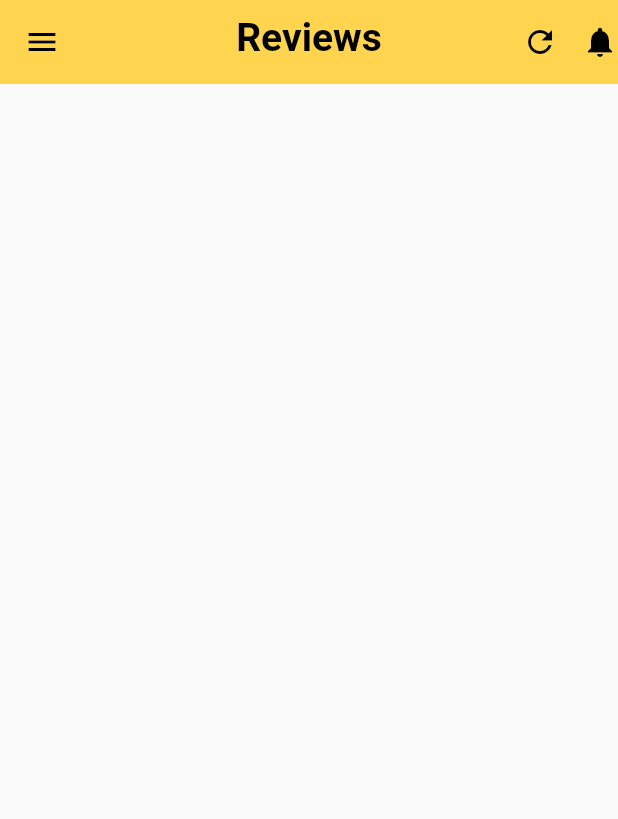
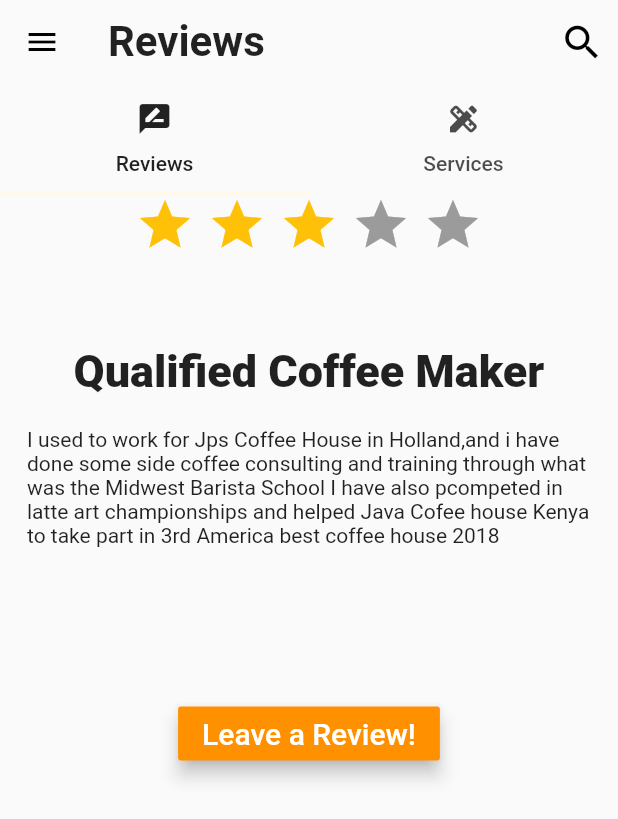
Before and after one commit to Exirgy/up_service, a Flutter app: the ReviewsPage screen opened directly, on a phone screen of 412 x 824 dp. Shown: the top 819 px of the screen. Run offline on Flutter 3.47's test engine with Material 2 defaults, Android fonts, the phone set to English and light mode, and no system bars; drawn by our look-alikes of flutter_rating_bar; our stand-ins replace cloud_firestore, firebase_auth, firebase_database, flutter_mobx, flutter_platform_widgets, flutter_spinkit and 6 more; missing offline and left inert: algolia; accounts and stored records are empty; generated files the repository leaves out were written again.

```diff
--- a/lib/pages/layers/views/menu.dart
+++ b/lib/pages/layers/views/menu.dart
@@ -41,6 +41,9 @@ class _MenuState extends State<Menu> {
           padding: const EdgeInsets.only(left: 16.0),
           child: Align(
             alignment: Alignment.centerLeft,
+            child: SingleChildScrollView(
+              scrollDirection: Axis.vertical,
+              physics: ClampingScrollPhysics(),
               child: Column(
                 mainAxisSize: MainAxisSize.min,
                 mainAxisAlignment: MainAxisAlignment.spaceAround,
@@ -139,6 +142,7 @@ class _MenuState extends State<Menu> {
             ),
           ),
         ),
+      ),
     );
   }
 }
--- a/lib/pages/layers/views/pages/Reviews.dart
+++ b/lib/pages/layers/views/pages/Reviews.dart
@@ -1,7 +1,9 @@
 import 'dart:developer';
 
 import 'package:flutter/material.dart';
+import 'package:flutter_rating_bar/flutter_rating_bar.dart';
 import 'package:provider/provider.dart';
+import 'package:up_service/pages/layers/widgets/rating_bar.dart';
 import 'package:up_service/state/navigation.state.dart';
 
 class ReviewsPage extends StatefulWidget {
@@ -16,12 +18,11 @@ class _ReviewsPageState extends State<ReviewsPage> {
   @override
   Widget build(BuildContext context) {
     navigationState = Provider.of<NavigationState>(context);
-    return Scaffold(
-        body: Stack(
-      children: <Widget>[
-        CustomScrollView(slivers: <Widget>[
-          SliverAppBar(
-            automaticallyImplyLeading: false,
+    return DefaultTabController(
+      length: 2,
+      child: Scaffold(
+          appBar: AppBar(
+            backgroundColor: Colors.transparent,
             leading: InkWell(
               onTap: () {
                 navigationState.showMenu = !navigationState.showMenu;
@@ -29,39 +30,122 @@ class _ReviewsPageState extends State<ReviewsPage> {
               },
               child: Icon(Icons.menu, color: Colors.black),
             ),
-            iconTheme: new IconThemeData(color: Color(0xFFFFD54F)),
-            floating: true,
-            snap: true,
-            //seethrough
-            backgroundColor: Color(0xFFFFD54F),
+            title: Text(
+              'Reviews',
+              style: TextStyle(
+                fontSize: 28.0,
+                fontWeight: FontWeight.bold,
+              ),
+            ),
+            elevation: 0.0,
+            actions: <Widget>[
+              IconButton(
+                  icon: Icon(Icons.search),
+                  iconSize: 30.0,
+                  color: Colors.black,
+                  onPressed: () {})
+            ],
+            bottom: TabBar(
+              tabs: [
+                Tab(
+                  icon: Icon(Icons.rate_review),
+                  text: "Reviews",
+                ),
+                Tab(icon: Icon(Icons.design_services), text: "Services"),
+              ],
+            ),
+          ),
+          body: TabBarView(
+            children: [
+              Container(
+                  child: Column(
+                crossAxisAlignment: CrossAxisAlignment.center,
+                mainAxisSize: MainAxisSize.min,
+                children: [
+                  Container(
+                    child: RatingBar(
+                      initialRating: 3,
+                      minRating: 1,
+                      direction: Axis.horizontal,
+                      allowHalfRating: true,
+                      itemCount: 5,
+                      itemPadding: EdgeInsets.symmetric(horizontal: 4.0),
+                      itemBuilder: (context, _) => Icon(
+                        Icons.star,
+                        color: Colors.amber,
+                      ),
+                      onRatingUpdate: (rating) {
+                        print(rating);
+                      },
+                    ),
+                  ),
+                  SizedBox(
+                    height: 60.0,
+                  ),
+                  Center(
+                      child: Column(
+                    children: [
+                      Text(
+                        'Qualified Coffee Maker',
+                        style: TextStyle(
+                          fontSize: 30.0,
+                          fontWeight: FontWeight.w800,
+                        ),
+                      ),
+                      SizedBox(
+                        height: 20.0,
+                      ),
+                      Container(
+                        margin: EdgeInsets.symmetric(horizontal: 8.0),
+                        padding: EdgeInsets.only(left: 10, right: 10),
+                        child: Text(
+                          'I used to work for Jps Coffee House in Holland,and i have done some side coffee consulting and training through what was the Midwest Barista School I have also pcompeted in latte art championships and helped Java Cofee house Kenya to take part in 3rd America best coffee house 2018',
+                          style: TextStyle(
+                              //fontSize: 30.0,
 
-            //shadow
-            elevation: 0.0,
-            flexibleSpace: FlexibleSpaceBar(
-              title: Text(
-                "Reviews",
-                style: TextStyle(
-                    color: Colors.black,
-                    fontSize: 26.0,
-                    fontWeight: FontWeight.bold),
-              ),
-              centerTitle: true,
-            ),
-            actions: <Widget>[
-              Padding(
-                padding: EdgeInsets.all(8.0),
-              ),
-              Icon(Icons.refresh, color: Colors.black),
-              Tooltip(message: 'refresh'),
-              Padding(
-                padding: EdgeInsets.all(8.0),
-              ),
-              Icon(Icons.notifications, color: Colors.black),
-              Tooltip(message: 'click here to check your notifications'),
+                              ),
+                        ),
+                      ),
+                    ],
+                  )),
+                  SizedBox(
+                    height: 100.0,
+                  ),
+                  Align(
+                    alignment: Alignment.bottomCenter,
+                    child: RaisedButton(
+                      onPressed: () {
+                        Navigator.push(context,
+                            MaterialPageRoute(builder: (context) => MyApp()));
+                      },
+                      child: const Text('Leave a Review!',
+                          style: TextStyle(fontSize: 20)),
+                      color: Color(0xFFFF9100),
+                      textColor: Colors.white,
+                      elevation: 5,
+                    ),
+                  )
+                ],
+              )),
+              Container(
+                child: RatingBar(
+                  initialRating: 3,
+                  minRating: 1,
+                  direction: Axis.horizontal,
+                  allowHalfRating: true,
+                  itemCount: 5,
+                  itemPadding: EdgeInsets.symmetric(horizontal: 4.0),
+                  itemBuilder: (context, _) => Icon(
+                    Icons.star,
+                    color: Colors.amber,
+                  ),
+                  onRatingUpdate: (rating) {
+                    print(rating);
+                  },
+                ),
+              )
             ],
-          ),
-        ])
-      ],
-    ));
+          )),
+    );
   }
 }
--- a/lib/pages/layers/views/pages/categories.dart
+++ b/lib/pages/layers/views/pages/categories.dart
@@ -40,7 +40,7 @@ class _CategoriesPageState extends State<CategoriesPage> {
               floating: true,
               snap: true,
               //seethrough
-              backgroundColor: Color(0xFFFFD54F),
+              backgroundColor: Colors.transparent,
 
               //shadow
               elevation: 0.0,
--- a/lib/pages/layers/views/pages/messages.dart
+++ b/lib/pages/layers/views/pages/messages.dart
@@ -22,6 +22,7 @@ class _MessagesPageState extends State<MessagesPage> {
     return Scaffold(
       backgroundColor: Theme.of(context).primaryColor,
       appBar: AppBar(
+        centerTitle: true,
         leading: IconButton(
           icon: Icon(Icons.menu),
           iconSize: 30.0,
--- a/lib/pages/layers/views/sign_in.dart
+++ b/lib/pages/layers/views/sign_in.dart
@@ -69,7 +69,7 @@ class _SignInState extends State<SignIn> {
                   GoogleSignInButton(
                     onPressed: () async {
                       userState.handleSignIn();
-                      await Future.delayed(Duration(seconds: 1), () {
+                      await Future.delayed(Duration(seconds: 15), () {
                         // 5s over, navigate to a new page
                         Navigator.push(
                             context,
--- a/lib/pages/layers/widgets/category_selector.dart
+++ b/lib/pages/layers/widgets/category_selector.dart
@@ -32,9 +32,9 @@ class _CategorySelectorState extends State<CategorySelector> {
                     categories[index],
                     style: TextStyle(
                       color: index == selectedIndex
-                          ? Colors.white
+                          ? Colors.black
                           : Colors.white60,
-                      fontSize: 25.0,
+                      fontSize: 18.0,
                     ),
                   )),
             );
--- a/pubspec.yaml
+++ b/pubspec.yaml
@@ -45,9 +45,10 @@ dependencies:
   cached_network_image: ^2.2.0+1
   firebase_storage: ^3.1.6
   google_fonts: ^1.1.0
-  firebase_core: ^0.4.5
+  firebase_core: ^0.4.0
   flutter_staggered_grid_view: ^0.3.2
   transparent_image: ^1.0.0
+  flutter_rating_bar: ^3.0.1+1
 
   provider: ^4.1.3
 dev_dependencies:
```
Also changed, not shown: lib/pages/layers/views/pages/search.dart (+13 -3 lines), lib/pages/layers/views/pages/settings.dart (+16 -42 lines), lib/pages/layers/widgets/rating_bar.dart (added, +371 -0 lines), pubspec.lock, 1 other file. Lines whose indentation alone changed are shown as unchanged.
